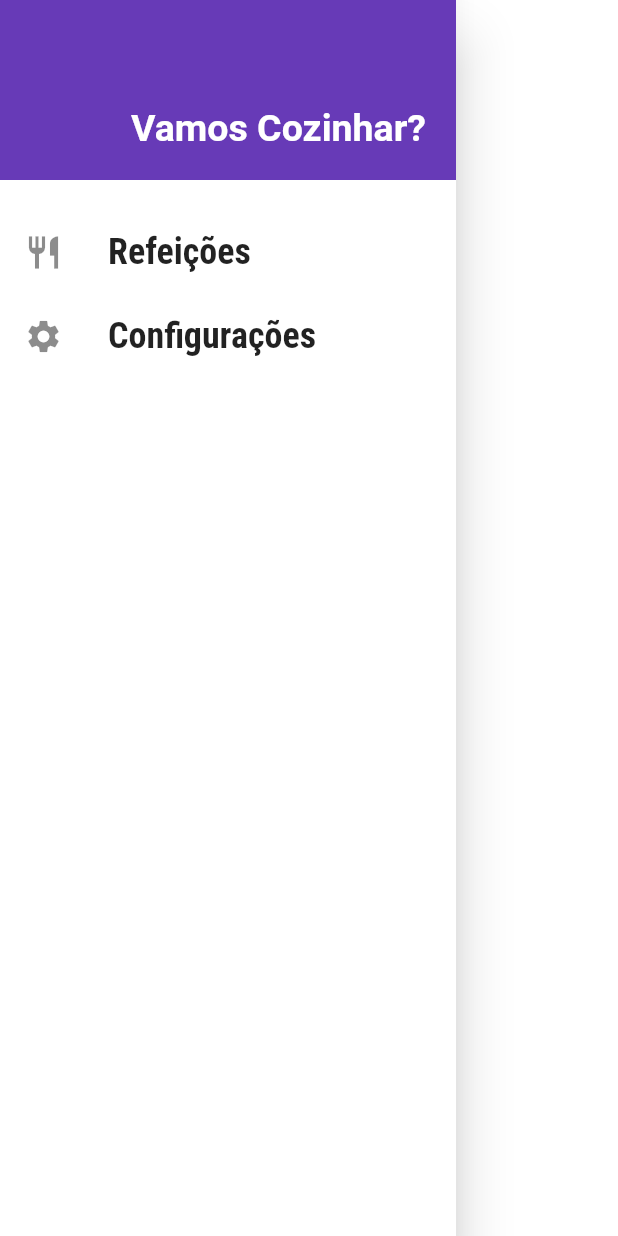
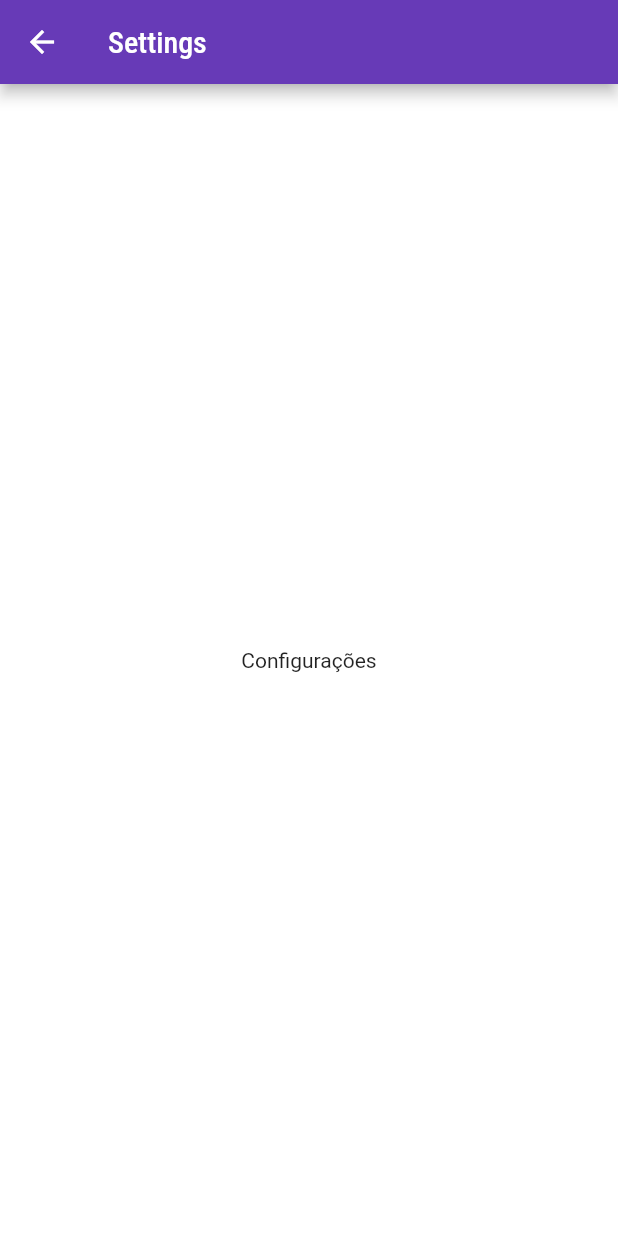
Before and after one commit to LucianaNDCazzo/Flutter, a Flutter app: the MainDrawer widget shown alone on an empty page, opened directly, after a tap on "Configurações", on a phone screen of 412 x 824 dp. Run offline on Flutter 3.47's test engine with Material 2 defaults, Android fonts, the phone set to English and light mode, and no system bars; network calls fail.

Commit message:
feat: settings-screen

```diff
--- a/meals/lib/components/main_drawer.dart
+++ b/meals/lib/components/main_drawer.dart
@@ -1,9 +1,10 @@
 import 'package:flutter/material.dart';
+import 'package:meals/utils/app_routes.dart';
 
 class MainDrawer extends StatelessWidget {
   const MainDrawer({super.key});
 
-  Widget _createItem(IconData icon, String label) {
+  Widget _createItem(IconData icon, String label, Function() onTap) {
     return ListTile(
       leading: Icon(
         icon,
@@ -17,7 +18,7 @@ class MainDrawer extends StatelessWidget {
           fontWeight: FontWeight.bold,
         ),
       ),
-      onTap: () {},
+      onTap: onTap,
     );
   }
 
@@ -44,8 +45,16 @@ class MainDrawer extends StatelessWidget {
           const SizedBox(
             height: 20,
           ),
-          _createItem(Icons.restaurant, 'Refeições'),
-          _createItem(Icons.settings, 'Configurações'),
+          _createItem(
+            Icons.restaurant,
+            'Refeições',
+            () => Navigator.of(context).pushNamed(AppRoutes.homeRoute),
+          ),
+          _createItem(
+            Icons.settings,
+            'Configurações',
+            () => Navigator.of(context).pushNamed(AppRoutes.settingsRoute),
+          ),
         ],
       ),
     );
--- a/meals/lib/main.dart
+++ b/meals/lib/main.dart
@@ -4,6 +4,7 @@ import 'package:flutter/material.dart';
 import 'package:meals/screens/categories_meals_screen.dart';
 import 'package:meals/screens/categories_screen.dart';
 import 'package:meals/screens/meal_detail_screen.dart';
+import 'package:meals/screens/settings_screen.dart';
 import 'package:meals/screens/tabs_screen.dart';
 import 'package:meals/utils/app_routes.dart';
 
@@ -36,6 +37,7 @@ class MyApp extends StatelessWidget {
           AppRoutes.homeRoute: (ctx) => const TabsScreen(),
           AppRoutes.categoryMealsRoute: (ctx) => const CategoriesMealsScreen(),
           AppRoutes.mealDetailRoute: (ctx) => const MealDetailScreen(),
+          AppRoutes.settingsRoute: (ctx) => const SettingsScreen()
         },
         onUnknownRoute: (settings) {
           return MaterialPageRoute(builder: (_) {
--- /dev/null
+++ b/meals/lib/screens/settings_screen.dart
@@ -0,0 +1,17 @@
+import 'package:flutter/material.dart';
+
+class SettingsScreen extends StatelessWidget {
+  const SettingsScreen({super.key});
+
+  @override
+  Widget build(BuildContext context) {
+    return Scaffold(
+      appBar: AppBar(
+        title: const Text('Settings'),
+      ),
+      body: const Center(
+        child: Text('Configurações'),
+      ),
+    );
+  }
+}
--- a/meals/lib/utils/app_routes.dart
+++ b/meals/lib/utils/app_routes.dart
@@ -2,4 +2,5 @@ class AppRoutes {
   static const homeRoute = '/';
   static const categoryMealsRoute = '/category-meals';
   static const mealDetailRoute = '/meal-detail';
+  static const settingsRoute = '/settings';
 }
```
